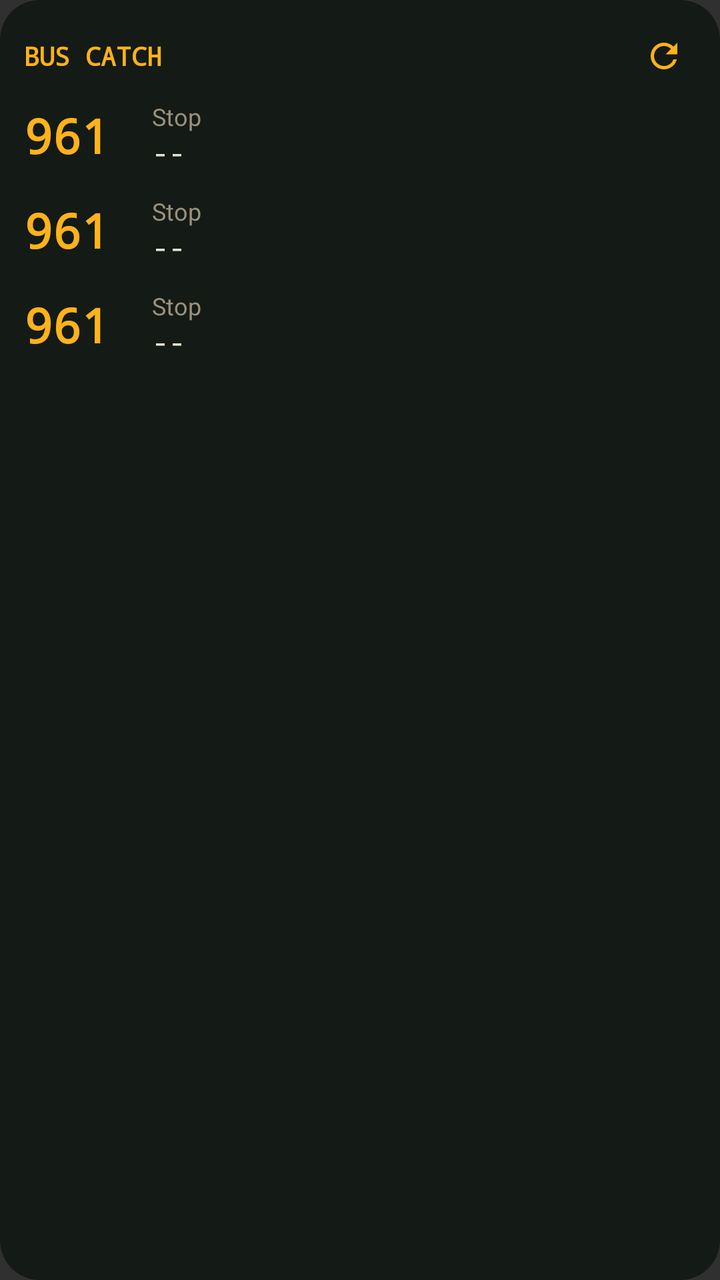
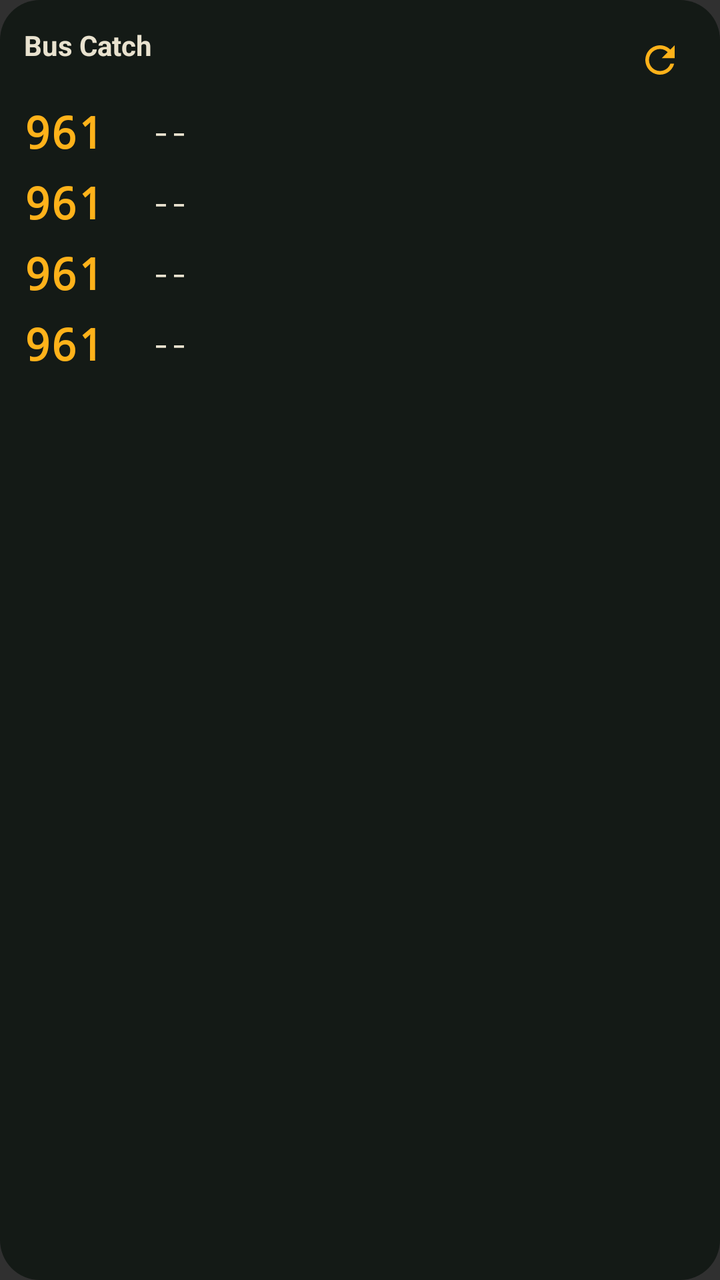

An Android layout rendered at two revisions. The XML below is the earlier revision; the diff shows what the commit changed to produce the second picture.
<!-- AndroidManifest.xml: application theme android:Theme.Material.NoActionBar -->
<!-- res/layout/widget_bus.xml -->
<?xml version="1.0" encoding="utf-8"?>
<LinearLayout xmlns:android="http://schemas.android.com/apk/res/android"
    android:id="@+id/root"
    android:layout_width="match_parent"
    android:layout_height="match_parent"
    android:orientation="vertical"
    android:background="@drawable/widget_bg"
    android:padding="12dp">

    <LinearLayout
        android:layout_width="match_parent"
        android:layout_height="wrap_content"
        android:orientation="horizontal"
        android:gravity="center_vertical">
        <TextView
            android:layout_width="wrap_content"
            android:layout_height="wrap_content"
            android:fontFamily="monospace"
            android:textStyle="bold"
            android:textSize="13sp"
            android:textColor="@color/led"
            android:text="BUS CATCH" />
        <TextView
            android:id="@+id/updated"
            android:layout_width="0dp"
            android:layout_height="wrap_content"
            android:layout_weight="1"
            android:layout_marginStart="8dp"
            android:textSize="11sp"
            android:textColor="@color/dim"
            android:maxLines="1"
            android:ellipsize="end"
            android:text="" />
        <ImageView
            android:id="@+id/refresh"
            android:layout_width="32dp"
            android:layout_height="32dp"
            android:padding="6dp"
            android:src="@drawable/ic_refresh"
            android:contentDescription="Refresh" />
    </LinearLayout>

    <TextView
        android:id="@+id/empty"
        android:layout_width="match_parent"
        android:layout_height="wrap_content"
        android:paddingTop="8dp"
        android:textSize="13sp"
        android:textColor="@color/paper"
        android:visibility="gone"
        android:text="No buses yet. Tap to open Bus Catch and add your stop." />

    <LinearLayout
        android:id="@+id/row1"
        android:layout_width="match_parent"
        android:layout_height="wrap_content"
        android:orientation="horizontal"
        android:gravity="center_vertical"
        android:paddingTop="6dp"
        android:paddingBottom="6dp">
        <TextView
            android:id="@+id/svc1"
            android:layout_width="64dp"
            android:layout_height="wrap_content"
            android:fontFamily="monospace"
            android:textStyle="bold"
            android:textSize="24sp"
            android:textColor="@color/led"
            android:maxLines="3"
            android:text="961" />
        <LinearLayout
            android:layout_width="0dp"
            android:layout_height="wrap_content"
            android:layout_weight="1"
            android:orientation="vertical">
            <TextView
                android:id="@+id/name1"
                android:layout_width="match_parent"
                android:layout_height="wrap_content"
                android:textSize="12sp"
                android:textColor="@color/dim"
                android:maxLines="1"
                android:ellipsize="end"
                android:text="Stop" />
            <TextView
                android:id="@+id/next1"
                android:layout_width="match_parent"
                android:layout_height="wrap_content"
                android:fontFamily="monospace"
                android:textSize="14sp"
                android:textColor="@color/paper"
                android:maxLines="1"
                android:ellipsize="end"
                android:text="--" />
        </LinearLayout>
        <TextView
            android:id="@+id/leave1"
            android:layout_width="wrap_content"
            android:layout_height="wrap_content"
            android:layout_marginStart="8dp"
            android:fontFamily="monospace"
            android:textStyle="bold"
            android:textSize="14sp"
            android:textColor="@color/led"
            android:maxLines="1"
            android:text="" />
    </LinearLayout>
    <LinearLayout
        android:id="@+id/row2"
        android:layout_width="match_parent"
        android:layout_height="wrap_content"
        android:orientation="horizontal"
        android:gravity="center_vertical"
        android:paddingTop="6dp"
        android:paddingBottom="6dp">
        <TextView
            android:id="@+id/svc2"
            android:layout_width="64dp"
            android:layout_height="wrap_content"
            android:fontFamily="monospace"
            android:textStyle="bold"
            android:textSize="24sp"
            android:textColor="@color/led"
            android:maxLines="3"
            android:text="961" />
        <LinearLayout
            android:layout_width="0dp"
            android:layout_height="wrap_content"
            android:layout_weight="1"
            android:orientation="vertical">
            <TextView
                android:id="@+id/name2"
                android:layout_width="match_parent"
                android:layout_height="wrap_content"
                android:textSize="12sp"
                android:textColor="@color/dim"
                android:maxLines="1"
                android:ellipsize="end"
                android:text="Stop" />
            <TextView
                android:id="@+id/next2"
                android:layout_width="match_parent"
                android:layout_height="wrap_content"
                android:fontFamily="monospace"
                android:textSize="14sp"
                android:textColor="@color/paper"
                android:maxLines="1"
                android:ellipsize="end"
                android:text="--" />
        </LinearLayout>
        <TextView
            android:id="@+id/leave2"
            android:layout_width="wrap_content"
            android:layout_height="wrap_content"
            android:layout_marginStart="8dp"
            android:fontFamily="monospace"
            android:textStyle="bold"
            android:textSize="14sp"
            android:textColor="@color/led"
            android:maxLines="1"
            android:text="" />
    </LinearLayout>
    <LinearLayout
        android:id="@+id/row3"
        android:layout_width="match_parent"
        android:layout_height="wrap_content"
        android:orientation="horizontal"
        android:gravity="center_vertical"
        android:paddingTop="6dp"
        android:paddingBottom="6dp">
        <TextView
            android:id="@+id/svc3"
            android:layout_width="64dp"
            android:layout_height="wrap_content"
            android:fontFamily="monospace"
            android:textStyle="bold"
            android:textSize="24sp"
            android:textColor="@color/led"
            android:maxLines="3"
            android:text="961" />
        <LinearLayout
            android:layout_width="0dp"
            android:layout_height="wrap_content"
            android:layout_weight="1"
            android:orientation="vertical">
            <TextView
                android:id="@+id/name3"
                android:layout_width="match_parent"
                android:layout_height="wrap_content"
                android:textSize="12sp"
                android:textColor="@color/dim"
                android:maxLines="1"
                android:ellipsize="end"
                android:text="Stop" />
            <TextView
                android:id="@+id/next3"
                android:layout_width="match_parent"
                android:layout_height="wrap_content"
                android:fontFamily="monospace"
                android:textSize="14sp"
                android:textColor="@color/paper"
                android:maxLines="1"
                android:ellipsize="end"
                android:text="--" />
        </LinearLayout>
        <TextView
            android:id="@+id/leave3"
            android:layout_width="wrap_content"
            android:layout_height="wrap_content"
            android:layout_marginStart="8dp"
            android:fontFamily="monospace"
            android:textStyle="bold"
            android:textSize="14sp"
            android:textColor="@color/led"
            android:maxLines="1"
            android:text="" />
    </LinearLayout>
</LinearLayout>
<!-- resources referenced by this layout -->
<resources>
  <color name="dim">#9A917C</color>
  <color name="led">#FFB21A</color>
  <color name="paper">#E9E2CF</color>
  <!-- drawable ic_refresh (drawable) -->
  <vector xmlns:android="http://schemas.android.com/apk/res/android"
      android:width="24dp" android:height="24dp" android:viewportWidth="24" android:viewportHeight="24">
      <path android:fillColor="#FFB21A"
          android:pathData="M17.65,6.35C16.2,4.9 14.21,4 12,4c-4.42,0 -7.99,3.58 -7.99,8s3.57,8 7.99,8c3.73,0 6.84,-2.55 7.73,-6h-2.08c-0.82,2.33 -3.04,4 -5.65,4 -3.31,0 -6,-2.69 -6,-6s2.69,-6 6,-6c1.66,0 3.14,0.69 4.22,1.78L13,11h7V4l-2.35,2.35z" />
  </vector>
  <!-- drawable widget_bg (drawable) -->
  <?xml version="1.0" encoding="utf-8"?>
  <shape xmlns:android="http://schemas.android.com/apk/res/android" android:shape="rectangle">
      <solid android:color="@color/panel" />
      <corners android:radius="20dp" />
  </shape>
  <color name="panel">#FF141A16</color>
</resources>

<!-- the commit's change to res/layout/widget_bus.xml (unified diff, before → after) -->
@@ -12,30 +12,35 @@
         android:layout_height="wrap_content"
         android:orientation="horizontal"
         android:gravity="center_vertical">
-        <TextView
-            android:layout_width="wrap_content"
-            android:layout_height="wrap_content"
-            android:fontFamily="monospace"
-            android:textStyle="bold"
-            android:textSize="13sp"
-            android:textColor="@color/led"
-            android:text="BUS CATCH" />
-        <TextView
-            android:id="@+id/updated"
+        <LinearLayout
             android:layout_width="0dp"
             android:layout_height="wrap_content"
             android:layout_weight="1"
-            android:layout_marginStart="8dp"
-            android:textSize="11sp"
-            android:textColor="@color/dim"
-            android:maxLines="1"
-            android:ellipsize="end"
-            android:text="" />
+            android:orientation="vertical">
+            <TextView
+                android:id="@+id/stopName"
+                android:layout_width="match_parent"
+                android:layout_height="wrap_content"
+                android:textStyle="bold"
+                android:textSize="14sp"
+                android:textColor="@color/paper"
+                android:maxLines="1"
+                android:ellipsize="end"
+                android:text="Bus Catch" />
+            <TextView
+                android:id="@+id/updated"
+                android:layout_width="match_parent"
+                android:layout_height="wrap_content"
+                android:textSize="11sp"
+                android:textColor="@color/dim"
+                android:maxLines="1"
+                android:text="" />
+        </LinearLayout>
         <ImageView
             android:id="@+id/refresh"
-            android:layout_width="32dp"
-            android:layout_height="32dp"
-            android:padding="6dp"
+            android:layout_width="36dp"
+            android:layout_height="36dp"
+            android:padding="7dp"
             android:src="@drawable/ic_refresh"
             android:contentDescription="Refresh" />
     </LinearLayout>
@@ -48,7 +53,7 @@
         android:textSize="13sp"
         android:textColor="@color/paper"
         android:visibility="gone"
-        android:text="No buses yet. Tap to open Bus Catch and add your stop." />
+        android:text="" />
 
     <LinearLayout
         android:id="@+id/row1"
@@ -56,54 +61,29 @@
         android:layout_height="wrap_content"
         android:orientation="horizontal"
         android:gravity="center_vertical"
-        android:paddingTop="6dp"
-        android:paddingBottom="6dp">
+        android:paddingTop="3dp"
+        android:paddingBottom="3dp">
         <TextView
             android:id="@+id/svc1"
             android:layout_width="64dp"
             android:layout_height="wrap_content"
             android:fontFamily="monospace"
             android:textStyle="bold"
-            android:textSize="24sp"
+            android:textSize="22sp"
             android:textColor="@color/led"
-            android:maxLines="3"
+            android:maxLines="1"
             android:text="961" />
-        <LinearLayout
+        <TextView
+            android:id="@+id/next1"
             android:layout_width="0dp"
             android:layout_height="wrap_content"
             android:layout_weight="1"
-            android:orientation="vertical">
-            <TextView
-                android:id="@+id/name1"
-                android:layout_width="match_parent"
-                android:layout_height="wrap_content"
-                android:textSize="12sp"
-                android:textColor="@color/dim"
-                android:maxLines="1"
-                android:ellipsize="end"
-                android:text="Stop" />
-            <TextView
-                android:id="@+id/next1"
-                android:layout_width="match_parent"
-                android:layout_height="wrap_content"
-                android:fontFamily="monospace"
-                android:textSize="14sp"
-                android:textColor="@color/paper"
-                android:maxLines="1"
-                android:ellipsize="end"
-                android:text="--" />
-        </LinearLayout>
-        <TextView
-            android:id="@+id/leave1"
-            android:layout_width="wrap_content"
-            android:layout_height="wrap_content"
-            android:layout_marginStart="8dp"
             android:fontFamily="monospace"
-            android:textStyle="bold"
-            android:textSize="14sp"
-            android:textColor="@color/led"
+            android:textSize="15sp"
+            android:textColor="@color/paper"
             android:maxLines="1"
-            android:text="" />
+            android:ellipsize="end"
+            android:text="--" />
     </LinearLayout>
     <LinearLayout
         android:id="@+id/row2"
@@ -111,54 +91,29 @@
         android:layout_height="wrap_content"
         android:orientation="horizontal"
         android:gravity="center_vertical"
-        android:paddingTop="6dp"
-        android:paddingBottom="6dp">
+        android:paddingTop="3dp"
+        android:paddingBottom="3dp">
         <TextView
             android:id="@+id/svc2"
             android:layout_width="64dp"
             android:layout_height="wrap_content"
             android:fontFamily="monospace"
             android:textStyle="bold"
-            android:textSize="24sp"
+            android:textSize="22sp"
             android:textColor="@color/led"
-            android:maxLines="3"
+            android:maxLines="1"
             android:text="961" />
-        <LinearLayout
+        <TextView
+            android:id="@+id/next2"
             android:layout_width="0dp"
             android:layout_height="wrap_content"
             android:layout_weight="1"
-            android:orientation="vertical">
-            <TextView
-                android:id="@+id/name2"
-                android:layout_width="match_parent"
-                android:layout_height="wrap_content"
-                android:textSize="12sp"
-                android:textColor="@color/dim"
-                android:maxLines="1"
-                android:ellipsize="end"
-                android:text="Stop" />
-            <TextView
-                android:id="@+id/next2"
-                android:layout_width="match_parent"
-                android:layout_height="wrap_content"
-                android:fontFamily="monospace"
-                android:textSize="14sp"
-                android:textColor="@color/paper"
-                android:maxLines="1"
-                android:ellipsize="end"
-                android:text="--" />
-        </LinearLayout>
-        <TextView
-            android:id="@+id/leave2"
-            android:layout_width="wrap_content"
-            android:layout_height="wrap_content"
-            android:layout_marginStart="8dp"
             android:fontFamily="monospace"
-            android:textStyle="bold"
-            android:textSize="14sp"
-            android:textColor="@color/led"
+            android:textSize="15sp"
+            android:textColor="@color/paper"
             android:maxLines="1"
-            android:text="" />
+            android:ellipsize="end"
+            android:text="--" />
     </LinearLayout>
     <LinearLayout
         android:id="@+id/row3"
@@ -166,53 +121,71 @@
         android:layout_height="wrap_content"
         android:orientation="horizontal"
         android:gravity="center_vertical"
-        android:paddingTop="6dp"
-        android:paddingBottom="6dp">
+        android:paddingTop="3dp"
+        android:paddingBottom="3dp">
         <TextView
             android:id="@+id/svc3"
             android:layout_width="64dp"
             android:layout_height="wrap_content"
             android:fontFamily="monospace"
             android:textStyle="bold"
-            android:textSize="24sp"
+            android:textSize="22sp"
             android:textColor="@color/led"
-            android:maxLines="3"
+            android:maxLines="1"
             android:text="961" />
-        <LinearLayout
+        <TextView
+            android:id="@+id/next3"
             android:layout_width="0dp"
             android:layout_height="wrap_content"
             android:layout_weight="1"
-            android:orientation="vertical">
-            <TextView
-                android:id="@+id/name3"
-                android:layout_width="match_parent"
-                android:layout_height="wrap_content"
-                android:textSize="12sp"
-                android:textColor="@color/dim"
-                android:maxLines="1"
-                android:ellipsize="end"
-                android:text="Stop" />
-            <TextView
-                android:id="@+id/next3"
-                android:layout_width="match_parent"
-                android:layout_height="wrap_content"
-                android:fontFamily="monospace"
-                android:textSize="14sp"
-                android:textColor="@color/paper"
-                android:maxLines="1"
-                android:ellipsize="end"
-                android:text="--" />
-        </LinearLayout>
+            android:fontFamily="monospace"
+            android:textSize="15sp"
+            android:textColor="@color/paper"
+            android:maxLines="1"
+            android:ellipsize="end"
+            android:text="--" />
+    </LinearLayout>
+    <LinearLayout
+        android:id="@+id/row4"
+        android:layout_width="match_parent"
+        android:layout_height="wrap_content"
+        android:orientation="horizontal"
+        android:gravity="center_vertical"
+        android:paddingTop="3dp"
+        android:paddingBottom="3dp">
         <TextView
-            android:id="@+id/leave3"
-            android:layout_width="wrap_content"
+            android:id="@+id/svc4"
+            android:layout_width="64dp"
             android:layout_height="wrap_content"
-            android:layout_marginStart="8dp"
             android:fontFamily="monospace"
             android:textStyle="bold"
-            android:textSize="14sp"
+            android:textSize="22sp"
             android:textColor="@color/led"
             android:maxLines="1"
-            android:text="" />
+            android:text="961" />
+        <TextView
+            android:id="@+id/next4"
+            android:layout_width="0dp"
+            android:layout_height="wrap_content"
+            android:layout_weight="1"
+            android:fontFamily="monospace"
+            android:textSize="15sp"
+            android:textColor="@color/paper"
+            android:maxLines="1"
+            android:ellipsize="end"
+            android:text="--" />
     </LinearLayout>
+
+    <TextView
+        android:id="@+id/leave"
+        android:layout_width="match_parent"
+        android:layout_height="wrap_content"
+        android:layout_marginTop="6dp"
+        android:fontFamily="monospace"
+        android:textStyle="bold"
+        android:textSize="14sp"
+        android:textColor="@color/led"
+        android:maxLines="1"
+        android:ellipsize="end"
+        android:text="" />
 </LinearLayout>
